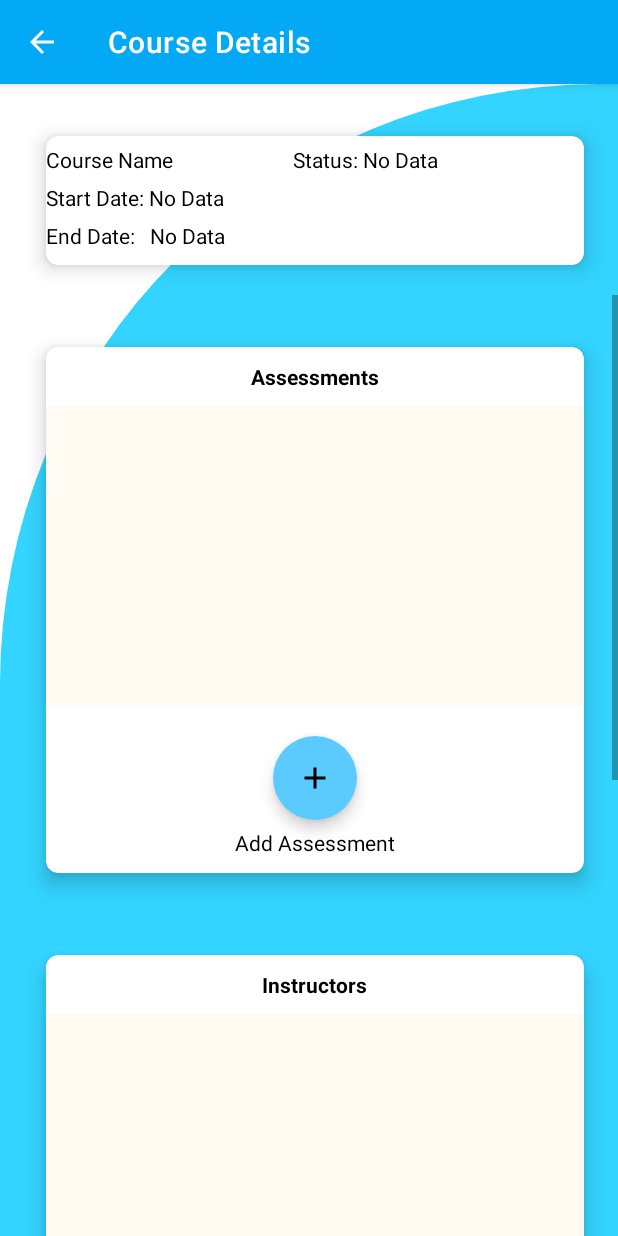
After one commit to jxh053188/StudentScheduler, an Android app: the SingleCourseDetailActivity screen opened directly, with no data from a screen before it, on a phone screen of 412 x 824 dp. The commit adds this screen. Run offline under Robolectric (Android 15) with nearby library versions, the phone set to English and light mode, and no system bars.

Commit message:
Third Commit - Course detail layout complete. Note entity and Dao created. All Instructor list complete.

```diff
--- a/app/src/main/java/com/example/studentscheduler/Activities/AllInstructorsActivity.java
+++ b/app/src/main/java/com/example/studentscheduler/Activities/AllInstructorsActivity.java
@@ -3,14 +3,34 @@ package com.example.studentscheduler.Activities;
 import androidx.appcompat.app.AppCompatActivity;
 
 import android.os.Bundle;
+import android.widget.ArrayAdapter;
+import android.widget.ListView;
 
+import com.example.studentscheduler.Data.AppDatabase;
+import com.example.studentscheduler.Entities.Instructor;
 import com.example.studentscheduler.R;
 
+import java.util.List;
+
 public class AllInstructorsActivity extends AppCompatActivity {
+    AppDatabase db;
+    List<Instructor> allInstructors;
+    ListView allInstructorList;
 
     @Override
     protected void onCreate(Bundle savedInstanceState) {
         super.onCreate(savedInstanceState);
         setContentView(R.layout.activity_all_instructors);
+        db = AppDatabase.getInstance(getApplicationContext());
+        allInstructorList = findViewById(R.id.instructorListView);
+        updateAllInstructorList();
+    }
+
+    private void updateAllInstructorList(){
+        List<Instructor> allInstructors = db.instructorDao().getAllInstructors();
+        ArrayAdapter<Instructor> arrayAdapter = new ArrayAdapter<>(this, android.R.layout.simple_list_item_1, allInstructors);
+        allInstructorList.setAdapter(arrayAdapter);
+        this.allInstructors = allInstructors;
+        arrayAdapter.notifyDataSetChanged();
     }
 }
--- /dev/null
+++ b/app/src/main/java/com/example/studentscheduler/Activities/SingleCourseDetailActivity.java
@@ -0,0 +1,19 @@
+package com.example.studentscheduler.Activities;
+
+import androidx.appcompat.app.AppCompatActivity;
+
+import android.os.Bundle;
+import android.widget.TextView;
+
+import com.example.studentscheduler.R;
+
+public class SingleCourseDetailActivity extends AppCompatActivity {
+    TextView courseName;
+
+
+    @Override
+    protected void onCreate(Bundle savedInstanceState) {
+        super.onCreate(savedInstanceState);
+        setContentView(R.layout.activity_single_course_detail);
+    }
+}
--- a/app/src/main/java/com/example/studentscheduler/DAO/InstructorDao.java
+++ b/app/src/main/java/com/example/studentscheduler/DAO/InstructorDao.java
@@ -12,6 +12,9 @@ import java.util.List;
 
 @Dao
 public interface InstructorDao {
+    @Query("SELECT * FROM instructor_table ORDER BY instructor_id")
+    List<Instructor> getAllInstructors();
+
     @Query("SELECT * FROM instructor_table WHERE course_id_fk = :courseID ORDER BY instructor_id")
     List<Instructor> getInstructorList(int courseID);
 
--- /dev/null
+++ b/app/src/main/java/com/example/studentscheduler/DAO/NoteDao.java
@@ -0,0 +1,36 @@
+package com.example.studentscheduler.DAO;
+
+import androidx.room.Dao;
+import androidx.room.Delete;
+import androidx.room.Insert;
+import androidx.room.Query;
+import androidx.room.Update;
+
+import com.example.studentscheduler.Entities.Instructor;
+import com.example.studentscheduler.Entities.Note;
+
+import java.util.List;
+
+@Dao
+public interface NoteDao {
+    @Query("SELECT * FROM note_table WHERE course_id_fk = :courseID ORDER BY note_id")
+    List<Instructor> getNoteList(int courseID);
+
+    @Query("SELECT * FROM note_table WHERE course_id_fk = :courseID AND note_id = :noteID")
+    Instructor getNotes(int courseID, int noteID);
+
+    @Insert
+    void insertNote(Note note);
+
+    @Insert
+    void insertAllNotes(Note... note);
+
+    @Update
+    void updateNote(Note note);
+
+    @Delete
+    void deleteNote (Note note);
+
+    @Query("DELETE FROM note_table")
+    public void nukeNoteTable();
+}
--- /dev/null
+++ b/app/src/main/java/com/example/studentscheduler/Entities/Note.java
@@ -0,0 +1,74 @@
+package com.example.studentscheduler.Entities;
+
+import androidx.room.ColumnInfo;
+import androidx.room.Entity;
+import androidx.room.ForeignKey;
+import androidx.room.PrimaryKey;
+
+import static androidx.room.ForeignKey.CASCADE;
+
+@Entity(
+        tableName = "note_table",
+        foreignKeys = @ForeignKey(
+                entity = Course.class,
+                parentColumns = "course_id",
+                childColumns = "course_id_fk",
+                onDelete = CASCADE
+        )
+)
+
+
+public class Note {
+    @PrimaryKey(autoGenerate = true)
+    private int note_id;
+    @ColumnInfo(name = "course_id_fk")
+    private int course_id_fk;
+    @ColumnInfo(name = "note_title")
+    private String note_title;
+    @ColumnInfo(name="note_text")
+    private String note_text;
+
+    public Note(int note_id, int course_id_fk, String note_title, String note_text) {
+        this.note_id = note_id;
+        this.course_id_fk = course_id_fk;
+        this.note_title = note_title;
+        this.note_text = note_text;
+    }
+
+    public int getNote_id() {
+        return note_id;
+    }
+
+    public void setNote_id(int note_id) {
+        this.note_id = note_id;
+    }
+
+    public int getCourse_id_fk() {
+        return course_id_fk;
+    }
+
+    public void setCourse_id_fk(int course_id_fk) {
+        this.course_id_fk = course_id_fk;
+    }
+
+    public String getNote_title() {
+        return note_title;
+    }
+
+    public void setNote_title(String note_title) {
+        this.note_title = note_title;
+    }
+
+    public String getNote_text() {
+        return note_text;
+    }
+
+    public void setNote_text(String note_text) {
+        this.note_text = note_text;
+    }
+
+    @Override
+    public String toString(){
+        return getNote_title();
+    }
+}
--- /dev/null
+++ b/app/src/main/res/layout/activity_single_course_detail.xml
@@ -0,0 +1,278 @@
+<?xml version="1.0" encoding="utf-8"?>
+<LinearLayout xmlns:android="http://schemas.android.com/apk/res/android"
+    xmlns:app="http://schemas.android.com/apk/res-auto"
+    xmlns:tools="http://schemas.android.com/tools"
+    android:layout_width="match_parent"
+    android:layout_height="match_parent"
+    android:background="@drawable/cut_card_background"
+    android:orientation="vertical"
+    tools:context=".Activities.SingleCourseDetailActivity">
+
+    <androidx.cardview.widget.CardView
+        android:layout_width="380dp"
+        android:layout_height="115dp"
+        android:layout_marginStart="20dp"
+        android:layout_marginLeft="20dp"
+        android:layout_marginTop="20dp"
+        android:layout_marginEnd="20dp"
+        android:layout_marginRight="20dp"
+        android:layout_marginBottom="5dp"
+        app:cardCornerRadius="8dp"
+        app:cardElevation="8dp"
+        app:cardUseCompatPadding="true">
+
+        <LinearLayout
+            android:layout_width="wrap_content"
+            android:layout_height="wrap_content"
+            android:orientation="vertical">
+
+            <LinearLayout
+                android:layout_width="wrap_content"
+                android:layout_height="wrap_content"
+                android:orientation="horizontal"
+                android:paddingTop="6dp">
+
+                <TextView
+                    android:id="@+id/singleCourseName"
+                    android:layout_width="wrap_content"
+                    android:layout_height="wrap_content"
+                    android:text="Course Name"
+                    android:textColor="@color/black" />
+
+                <TextView
+                    android:layout_width="wrap_content"
+                    android:layout_height="wrap_content"
+                    android:paddingStart="80dp"
+                    android:text="Status: "
+                    android:textColor="@color/black" />
+
+                <TextView
+                    android:id="@+id/singleCourseStatus"
+                    android:layout_width="wrap_content"
+                    android:layout_height="wrap_content"
+                    android:text="No Data"
+                    android:textColor="@color/black" />
+            </LinearLayout>
+
+            <LinearLayout
+                android:layout_width="wrap_content"
+                android:layout_height="wrap_content"
+                android:orientation="horizontal"
+                android:paddingTop="6dp">
+
+                <TextView
+                    android:layout_width="wrap_content"
+                    android:layout_height="wrap_content"
+                    android:text="Start Date: "
+                    android:textColor="@color/black" />
+
+                <TextView
+                    android:id="@+id/singleCourseStartDate"
+                    android:layout_width="wrap_content"
+                    android:layout_height="wrap_content"
+                    android:text="No Data"
+                    android:textColor="@color/black" />
+            </LinearLayout>
+
+            <LinearLayout
+                android:layout_width="wrap_content"
+                android:layout_height="wrap_content"
+                android:orientation="horizontal"
+                android:paddingTop="6dp">
+
+                <TextView
+                    android:layout_width="wrap_content"
+                    android:layout_height="wrap_content"
+                    android:text="End Date:   "
+                    android:textColor="@color/black" />
+
+                <TextView
+                    android:id="@+id/singleCourseEndDate"
+                    android:layout_width="wrap_content"
+                    android:layout_height="wrap_content"
+                    android:text="No Data"
+                    android:textColor="@color/black" />
+            </LinearLayout>
+
+        </LinearLayout>
+
+
+    </androidx.cardview.widget.CardView>
+
+    <ScrollView
+        android:layout_width="match_parent"
+        android:layout_height="match_parent">
+
+        <LinearLayout
+            android:layout_width="match_parent"
+            android:layout_height="wrap_content"
+            android:orientation="vertical">
+
+            <androidx.cardview.widget.CardView
+                android:layout_width="380dp"
+                android:layout_height="380dp"
+                android:layout_marginStart="20dp"
+                android:layout_marginLeft="20dp"
+                android:layout_marginTop="20dp"
+                android:layout_marginEnd="20dp"
+                android:layout_marginRight="20dp"
+                android:layout_marginBottom="5dp"
+                app:cardCornerRadius="8dp"
+                app:cardElevation="8dp"
+                app:cardUseCompatPadding="true">
+
+                <LinearLayout
+                    android:layout_width="match_parent"
+                    android:layout_height="match_parent"
+                    android:orientation="vertical">
+                <TextView
+                    android:layout_width="wrap_content"
+                    android:layout_height="wrap_content"
+                    android:layout_gravity="center_horizontal"
+                    android:text="Assessments"
+                    android:textStyle="bold"
+                    android:textColor="@color/black"
+                    android:paddingTop="10dp"
+                    android:paddingBottom="10dp"/>
+                <ListView
+                    android:id="@+id/singleCourseAssessmentListView"
+                    android:layout_width="match_parent"
+                    android:layout_height="200dp"
+                    android:background="#FFFBF3"
+                    android:paddingTop="20dp"/>
+
+                    <com.google.android.material.floatingactionbutton.ExtendedFloatingActionButton
+                        android:id="@+id/addAssessmentToClassButton"
+                        android:onClick="onAddAssessmentToClass"
+                        android:layout_marginTop="20dp"
+                        android:layout_marginBottom="5dp"
+                        android:layout_width="50dp"
+                        android:layout_height="wrap_content"
+                        android:layout_gravity="center"
+                        app:backgroundTint="#5BCBFF"
+                        app:icon="@drawable/ic_add"/>
+
+                    <TextView
+                        android:layout_width="wrap_content"
+                        android:layout_height="wrap_content"
+                        android:layout_gravity="center"
+                        android:text="Add Assessment"
+                        android:textColor="@color/black"/>
+                </LinearLayout>
+            </androidx.cardview.widget.CardView>
+
+            <androidx.cardview.widget.CardView
+                android:layout_width="380dp"
+                android:layout_height="380dp"
+                android:layout_marginStart="20dp"
+                android:layout_marginLeft="20dp"
+                android:layout_marginTop="20dp"
+                android:layout_marginEnd="20dp"
+                android:layout_marginRight="20dp"
+                android:layout_marginBottom="5dp"
+                app:cardCornerRadius="8dp"
+                app:cardElevation="8dp"
+                app:cardUseCompatPadding="true">
+
+                <LinearLayout
+                    android:layout_width="match_parent"
+                    android:layout_height="match_parent"
+                    android:orientation="vertical">
+                    <TextView
+                        android:layout_width="wrap_content"
+                        android:layout_height="wrap_content"
+                        android:layout_gravity="center_horizontal"
+                        android:text="Instructors"
+                        android:textStyle="bold"
+                        android:textColor="@color/black"
+                        android:paddingTop="10dp"
+                        android:paddingBottom="10dp"/>
+                    <ListView
+                        android:id="@+id/singleCourseInstructorView"
+                        android:layout_width="match_parent"
+                        android:layout_height="200dp"
+                        android:background="#FFFBF3"
+                        android:paddingTop="20dp"/>
+
+                    <com.google.android.material.floatingactionbutton.ExtendedFloatingActionButton
+                        android:id="@+id/addInstructorToClassButton"
+                        android:onClick="onAddInstructorButton"
+                        android:layout_marginTop="20dp"
+                        android:layout_marginBottom="5dp"
+                        android:layout_width="50dp"
+                        android:layout_height="wrap_content"
+                        android:layout_gravity="center"
+                        app:backgroundTint="#5BCBFF"
+                        app:icon="@drawable/ic_add"/>
+
+                    <TextView
+                        android:layout_width="wrap_content"
+                        android:layout_height="wrap_content"
+                        android:layout_gravity="center"
+                        android:text="Add Instructor"
+                        android:textColor="@color/black"/>
+                </LinearLayout>
+
+
+            </androidx.cardview.widget.CardView>
+
+            <androidx.cardview.widget.CardView
+                android:layout_width="380dp"
+                android:layout_height="380dp"
+                android:layout_marginStart="20dp"
+                android:layout_marginLeft="20dp"
+                android:layout_marginTop="20dp"
+                android:layout_marginEnd="20dp"
+                android:layout_marginRight="20dp"
+                android:layout_marginBottom="5dp"
+                app:cardCornerRadius="8dp"
+                app:cardElevation="8dp"
+                app:cardUseCompatPadding="true">
+
+                <LinearLayout
+                    android:layout_width="match_parent"
+                    android:layout_height="match_parent"
+                    android:orientation="vertical">
+                    <TextView
+                        android:layout_width="wrap_content"
+                        android:layout_height="wrap_content"
+                        android:layout_gravity="center_horizontal"
+                        android:text="Course Notes"
+                        android:textStyle="bold"
+                        android:textColor="@color/black"
+                        android:paddingTop="10dp"
+                        android:paddingBottom="10dp"/>
+                    <ListView
+                        android:id="@+id/singleCourseNotesListView"
+                        android:layout_width="match_parent"
+                        android:layout_height="200dp"
+                        android:background="#FFFBF3"
+                        android:paddingTop="20dp"/>
+
+                    <com.google.android.material.floatingactionbutton.ExtendedFloatingActionButton
+                        android:id="@+id/addNoteToCourseButton"
+                        android:onClick="onAddNoteToCourse"
+                        android:layout_marginTop="20dp"
+                        android:layout_marginBottom="5dp"
+                        android:layout_width="50dp"
+                        android:layout_height="wrap_content"
+                        android:layout_gravity="center"
+                        app:backgroundTint="#5BCBFF"
+                        app:icon="@drawable/ic_add"/>
+
+                    <TextView
+                        android:layout_width="wrap_content"
+                        android:layout_height="wrap_content"
+                        android:layout_gravity="center"
+                        android:text="Add Note"
+                        android:textColor="@color/black"/>
+                </LinearLayout>
+
+
+            </androidx.cardview.widget.CardView>
+
+
+        </LinearLayout>
+    </ScrollView>
+
+</LinearLayout>
--- a/app/src/main/res/values/themes.xml
+++ b/app/src/main/res/values/themes.xml
@@ -2,8 +2,8 @@
     <!-- Base application theme. -->
     <style name="Theme.StudentScheduler" parent="Theme.MaterialComponents.DayNight.DarkActionBar">
         <!-- Primary brand color. -->
-        <item name="colorPrimary">@color/purple_500</item>
-        <item name="colorPrimaryVariant">@color/purple_700</item>
+        <item name="colorPrimary">#03A9F4</item>
+        <item name="colorPrimaryVariant">#2196F3</item>
         <item name="colorOnPrimary">@color/white</item>
         <!-- Secondary brand color. -->
         <item name="colorSecondary">@color/teal_200</item>
```
Also changed, not shown: app/src/main/AndroidManifest.xml (+23 -15 lines).
